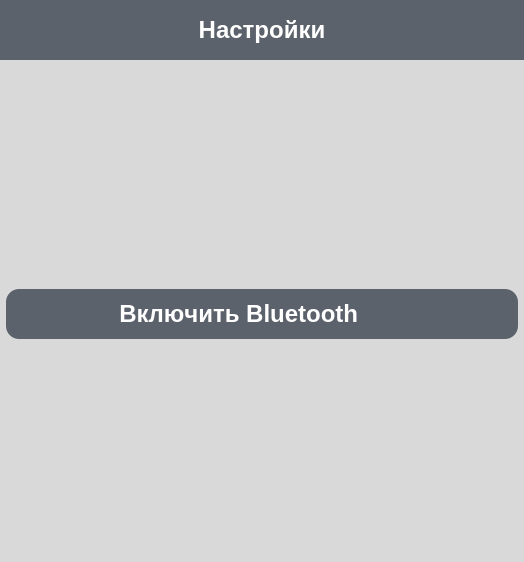
The window that settings-wgt/settingswidget.ui (iSpaxer/Spaxer) describes before a commit, drawn with Qt 5.
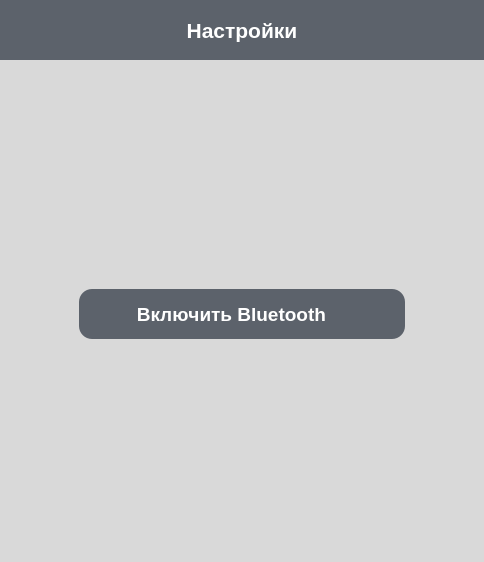
The same window after the commit. Icons and pictures are not drawn.

Patch:
```diff
--- a/settings-wgt/settingswidget.ui
+++ b/settings-wgt/settingswidget.ui
@@ -6,7 +6,7 @@
    <rect>
     <x>0</x>
     <y>0</y>
-    <width>378</width>
+    <width>484</width>
     <height>562</height>
    </rect>
   </property>
@@ -89,7 +89,7 @@
        <widget class="QLabel" name="label">
         <property name="font">
          <font>
-          <pointsize>18</pointsize>
+          <pointsize>16</pointsize>
           <bold>true</bold>
          </font>
         </property>
@@ -142,7 +142,7 @@
      </property>
      <property name="font">
       <font>
-       <pointsize>18</pointsize>
+       <pointsize>14</pointsize>
        <bold>true</bold>
        <kerning>false</kerning>
       </font>
@@ -160,7 +160,7 @@
 }</string>
      </property>
      <property name="text">
-      <string>                 Включить Bluetooth                        </string>
+      <string>           Включить Bluetooth               </string>
      </property>
      <property name="icon">
       <iconset>
```
